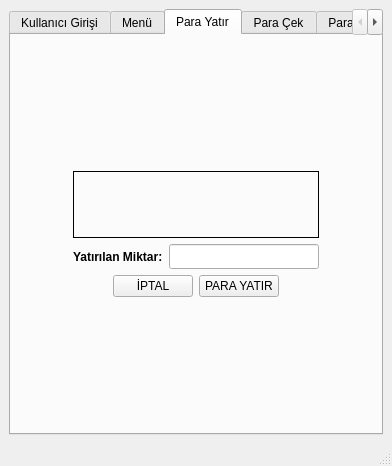
Above: TCP_Socket_Program_v2_withUI/TCP_Socket_Program_v2_Client/mainwindow.ui from FurkanTurkay/TCP_Socket_Programlama before the change. Below: the same form after it.
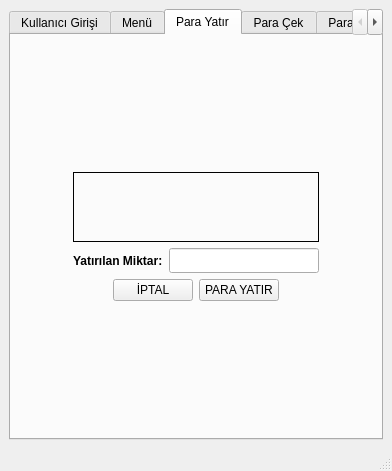
That is the form after the change. The open tabs and pages were chosen to show the change.

The edit to the form file:
```diff
--- a/TCP_Socket_Program_v2_withUI/TCP_Socket_Program_v2_Client/mainwindow.ui
+++ b/TCP_Socket_Program_v2_withUI/TCP_Socket_Program_v2_Client/mainwindow.ui
@@ -7,7 +7,7 @@
     <x>0</x>
     <y>0</y>
     <width>392</width>
-    <height>466</height>
+    <height>471</height>
    </rect>
   </property>
   <property name="windowTitle">
```
Left out of the diff: 2 changed lines with no effect on the pictures.
